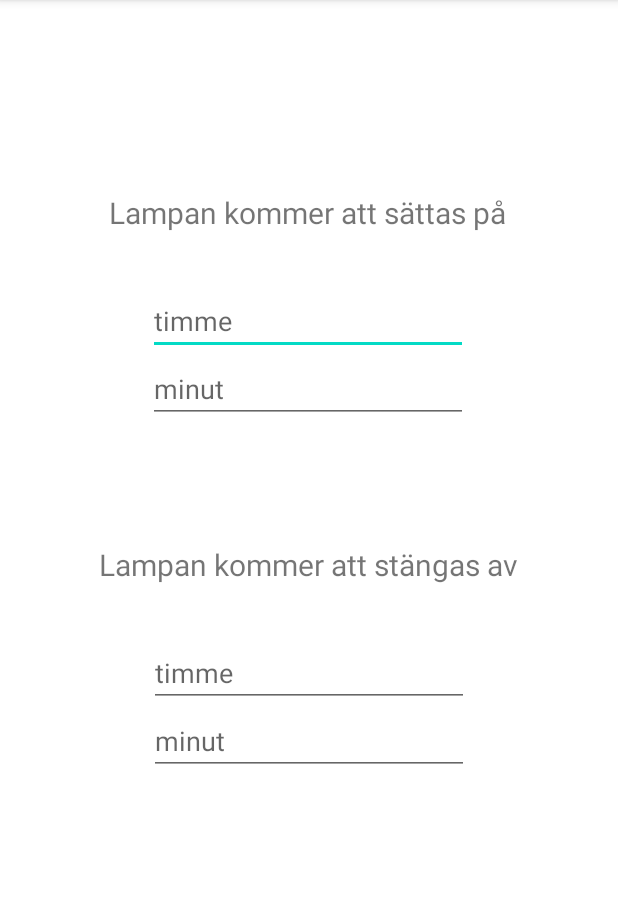
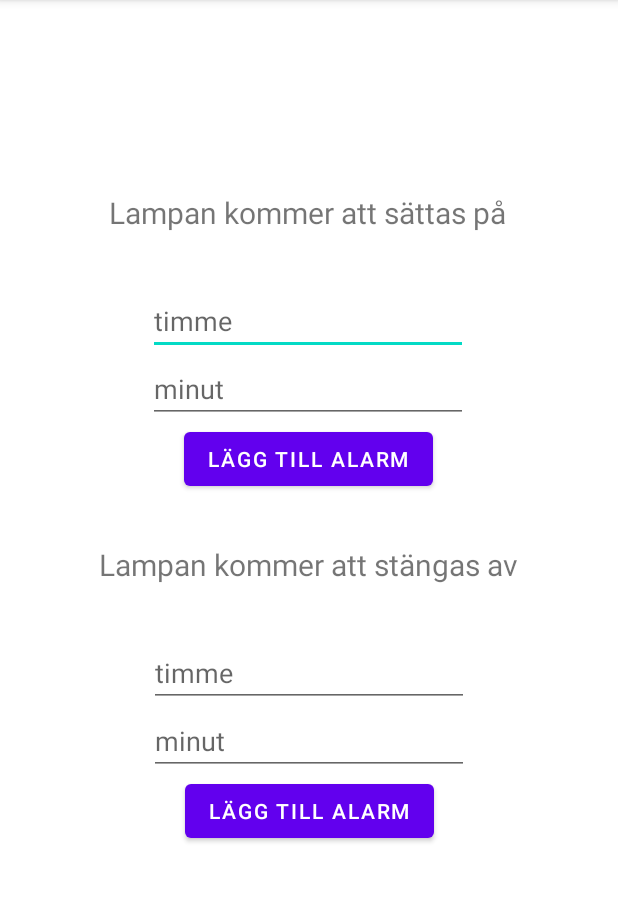
Before and after one commit to MarcusJak/Lampa2, an Android app: the presets screen opened directly, with no data from a screen before it, on a phone screen of 412 x 824 dp, the part 84-986 px from its top. Run offline under Robolectric (Android 15) with nearby library versions, the phone set to English and light mode, and no system bars.

Commit message:
La till layout för timer

```diff
--- a/app/src/main/res/layout/activity_presets.xml
+++ b/app/src/main/res/layout/activity_presets.xml
@@ -77,4 +77,22 @@
         android:inputType="text"
         app:layout_constraintStart_toStartOf="@+id/onhour"
         app:layout_constraintTop_toBottomOf="@+id/onhour" />
+
+    <Button
+        android:id="@+id/alarm1"
+        android:layout_width="wrap_content"
+        android:layout_height="wrap_content"
+        android:text="lägg till alarm"
+        app:layout_constraintEnd_toEndOf="@+id/onmin"
+        app:layout_constraintStart_toStartOf="@+id/onmin"
+        app:layout_constraintTop_toBottomOf="@+id/onmin" />
+
+    <Button
+        android:id="@+id/Alarm2"
+        android:layout_width="wrap_content"
+        android:layout_height="wrap_content"
+        android:text="Lägg till alarm"
+        app:layout_constraintEnd_toEndOf="@+id/offmin"
+        app:layout_constraintStart_toStartOf="@+id/offmin"
+        app:layout_constraintTop_toBottomOf="@+id/offmin" />
 </androidx.constraintlayout.widget.ConstraintLayout>
```
Also changed, not shown: app/src/main/java/com/example/lampa2/settings.kt (+58 -0 lines), app/src/main/res/layout/activity_settings.xml (+16 -0 lines), 1 other file.
